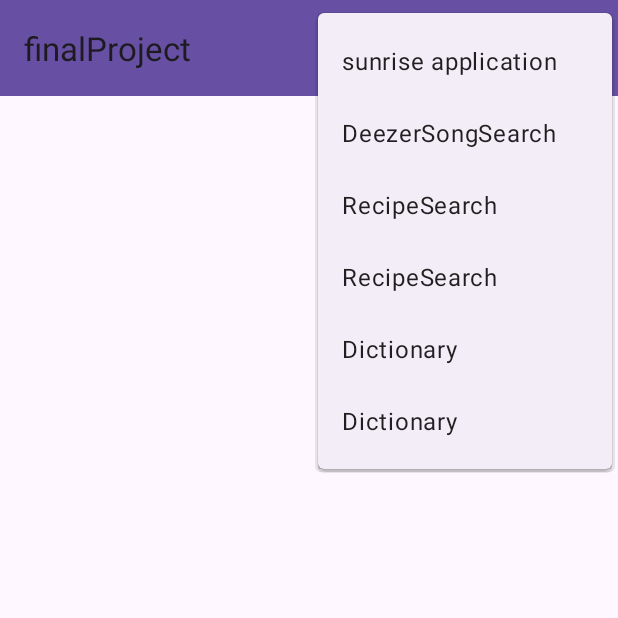
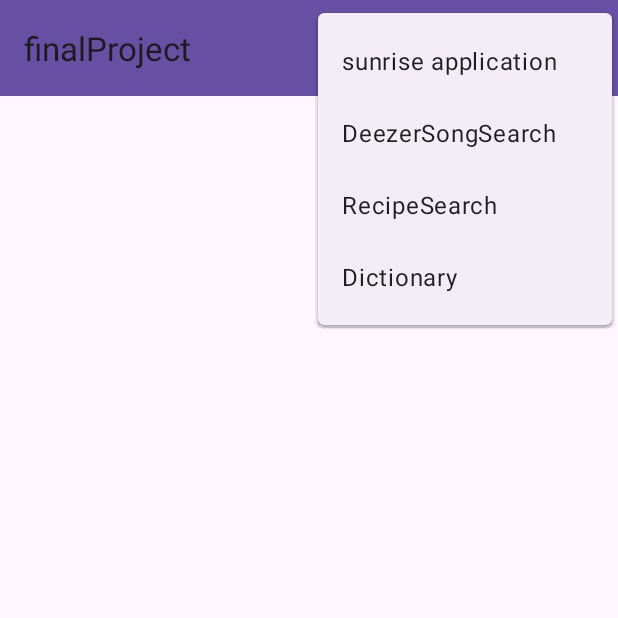
Before and after one commit to KPM007/finalProject, an Android app: the screen it shows after launch (MainActivity), with the options menu open, on a phone screen of 412 x 824 dp, the top half of it. Run offline under Robolectric (Android 15) with nearby library versions, the phone set to English and light mode, and no system bars.

Commit message:
Project completed

```diff
--- a/app/src/main/res/menu/main_menu.xml
+++ b/app/src/main/res/menu/main_menu.xml
@@ -10,11 +10,7 @@
 
         android:showAsAction="ifRoom"/>
 
-    <item android:id="@+id/action_more_apps4"
-        android:title="RecipeSearch"
-        android:icon="@drawable/toolbar"
 
-        android:showAsAction="ifRoom"/>
 
 
     <item android:id="@+id/action_more_apps4"
@@ -22,10 +18,6 @@
         android:icon="@drawable/toolbar"
         android:showAsAction="ifRoom"/>
 
-    <item android:id="@+id/action_more_apps3"
-        android:title="Dictionary"
-        android:icon="@drawable/toolbar"
-        android:showAsAction="ifRoom"/>
 
 
 
```
